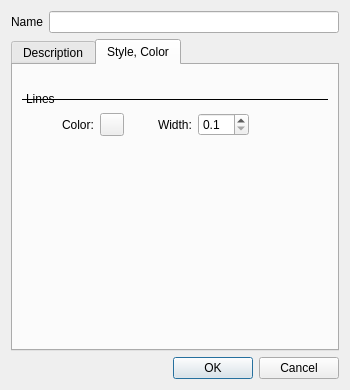
This is src/plugins/render/annotate/EditPolylineDialog.ui in calincru/marble as Qt 5 draws it before an edit. The edited form follows.
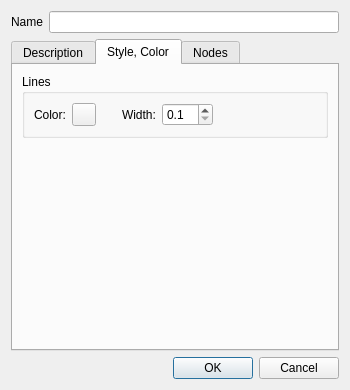
This is the edited form.

Patch:
```diff
--- a/src/plugins/render/annotate/EditPolylineDialog.ui
+++ b/src/plugins/render/annotate/EditPolylineDialog.ui
@@ -54,53 +54,13 @@
       <attribute name="title">
        <string>Style, Color</string>
       </attribute>
-      <layout class="QVBoxLayout" name="verticalLayout_3">
-       <item>
         <layout class="QVBoxLayout" name="verticalLayout">
          <item>
-          <spacer name="verticalSpacer_3">
-           <property name="orientation">
-            <enum>Qt::Vertical</enum>
-           </property>
-           <property name="sizeType">
-            <enum>QSizePolicy::Fixed</enum>
-           </property>
-           <property name="sizeHint" stdset="0">
-            <size>
-             <width>248</width>
-             <height>17</height>
-            </size>
-           </property>
-          </spacer>
-         </item>
-         <item>
-          <widget class="QLabel" name="label_2">
-           <property name="frameShape">
-            <enum>QFrame::HLine</enum>
-           </property>
-           <property name="text">
+        <widget class="QGroupBox" name="groupBox">
+         <property name="title">
             <string>Lines</string>
            </property>
-          </widget>
-         </item>
-         <item>
           <layout class="QHBoxLayout" name="horizontalLayout_2">
-           <item>
-            <spacer name="horizontalSpacer">
-             <property name="orientation">
-              <enum>Qt::Horizontal</enum>
-             </property>
-             <property name="sizeType">
-              <enum>QSizePolicy::Fixed</enum>
-             </property>
-             <property name="sizeHint" stdset="0">
-              <size>
-               <width>40</width>
-               <height>20</height>
-              </size>
-             </property>
-            </spacer>
-           </item>
            <item>
             <widget class="QLabel" name="label_3">
              <property name="text">
@@ -146,7 +106,7 @@
              </property>
              <property name="sizeHint" stdset="0">
               <size>
-               <width>28</width>
+              <width>20</width>
                <height>20</height>
               </size>
              </property>
@@ -182,13 +142,14 @@
              </property>
              <property name="sizeHint" stdset="0">
               <size>
-               <width>13</width>
+              <width>71</width>
                <height>20</height>
               </size>
              </property>
             </spacer>
            </item>
           </layout>
+        </widget>
          </item>
          <item>
           <spacer name="verticalSpacer_2">
@@ -198,12 +159,27 @@
            <property name="sizeHint" stdset="0">
             <size>
              <width>248</width>
-             <height>18</height>
+           <height>190</height>
             </size>
            </property>
           </spacer>
          </item>
         </layout>
+     </widget>
+     <widget class="QWidget" name="tab">
+      <attribute name="title">
+       <string>Nodes</string>
+      </attribute>
+      <layout class="QVBoxLayout" name="verticalLayout_3">
+       <item>
+        <widget class="QTreeView" name="m_nodeView">
+         <property name="rootIsDecorated">
+          <bool>false</bool>
+         </property>
+         <attribute name="headerStretchLastSection">
+          <bool>false</bool>
+         </attribute>
+        </widget>
        </item>
       </layout>
      </widget>
```
Left out of the diff: 16 changed lines with no effect on the pictures. Lines whose indentation alone changed are shown as unchanged.
